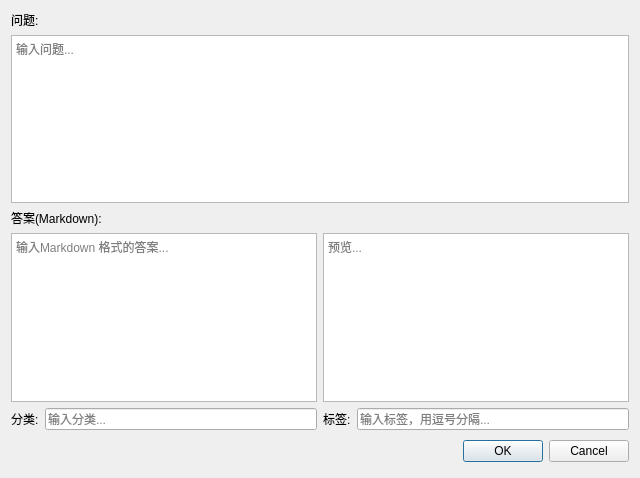
Qt form editdialog.ui (MornVenus/ReviewApp) before a commit.
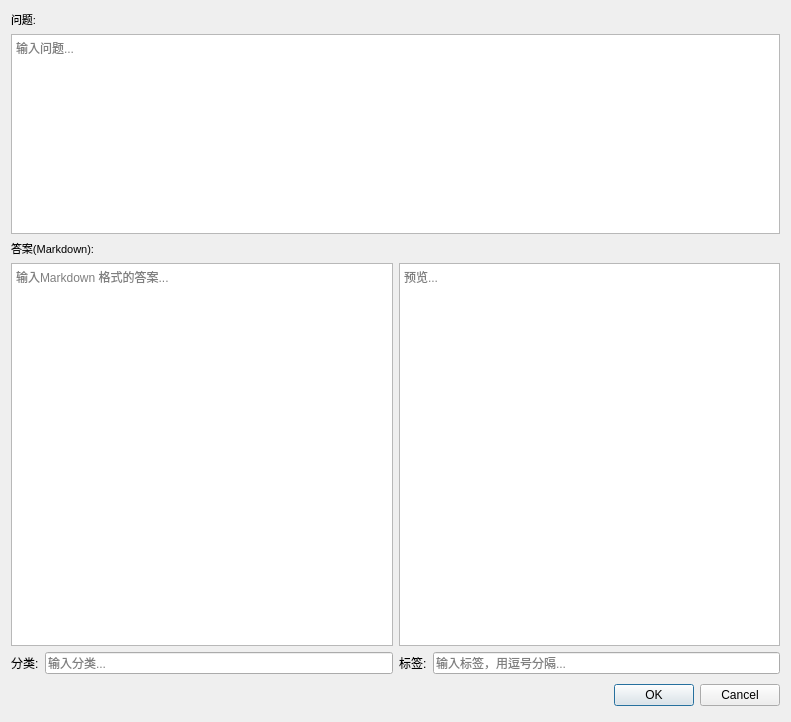
The same form after that commit. Custom widgets are drawn as their Qt base class.

Diff of the .ui file:
```diff
--- a/editdialog.ui
+++ b/editdialog.ui
@@ -6,8 +6,8 @@
    <rect>
     <x>0</x>
     <y>0</y>
-    <width>640</width>
-    <height>478</height>
+    <width>791</width>
+    <height>722</height>
    </rect>
   </property>
   <property name="windowTitle">
@@ -16,6 +16,9 @@
   <layout class="QVBoxLayout" name="verticalLayout">
    <item>
     <widget class="QLabel" name="label">
+     <property name="styleSheet">
+      <string notr="true">font-size: 11px;</string>
+     </property>
      <property name="text">
       <string>问题:</string>
      </property>
@@ -23,6 +26,12 @@
    </item>
    <item>
     <widget class="QPlainTextEdit" name="questionTextBox">
+     <property name="maximumSize">
+      <size>
+       <width>16777215</width>
+       <height>200</height>
+      </size>
+     </property>
      <property name="placeholderText">
       <string>输入问题...</string>
      </property>
@@ -30,6 +39,9 @@
    </item>
    <item>
     <widget class="QLabel" name="label_2">
+     <property name="styleSheet">
+      <string notr="true">font-size: 11px;</string>
+     </property>
      <property name="text">
       <string>答案(Markdown):</string>
      </property>
```
Left out of the diff: 3 changed lines with no effect on the pictures.
